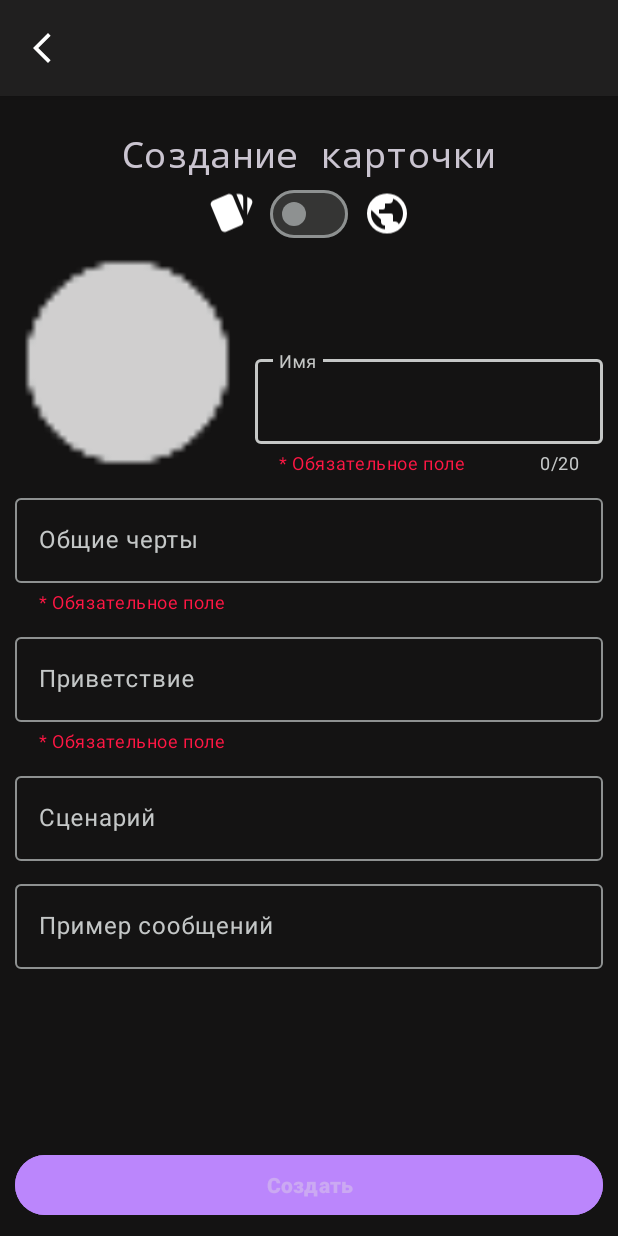
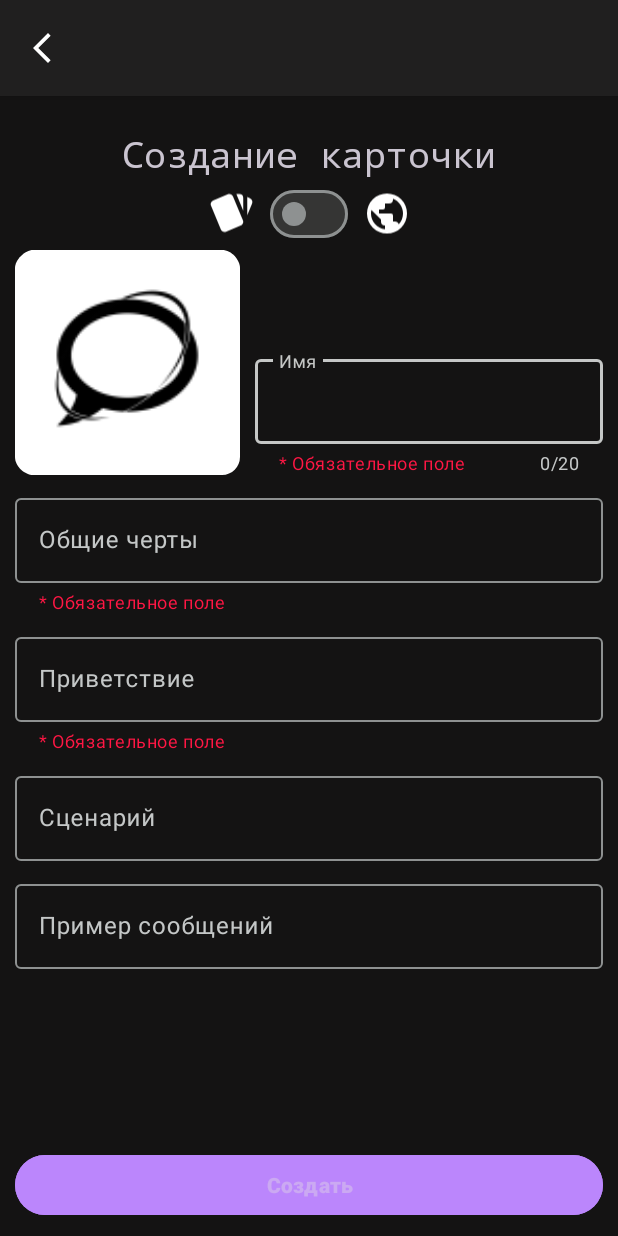
Before and after one commit to Pink-Lasagna/Youniverse, an Android app: the screen it shows after launch (CreateCard), item 2 of the bottom bar chosen, on a phone screen of 412 x 824 dp. Run offline under Robolectric (Android 15) with nearby library versions, the phone set to English and light mode, and no system bars; our stand-ins replace navigation-ui; libraries missing offline, so code that uses them is left out: ar.com.hjg, com.github.leandroborgesferreira.loadingbutton; plain views replace CircularProgressButton; pictures from the network do not load; 3 statements that could not run were skipped.

```diff
--- a/app/build.gradle.kts
+++ b/app/build.gradle.kts
@@ -36,7 +36,6 @@ android {
 }
 dependencies {
     implementation("commons-io:commons-io:2.16.1")
-    // https://mvnrepository.com/artifact/com.google.code.gson/gson
     implementation("com.google.code.gson:gson:2.11.0")
     implementation("org.apache.commons:commons-imaging:1.0.0-alpha5")
     implementation("androidx.appcompat:appcompat:1.6.1")
--- a/app/src/main/java/ru/jaromirchernyavsky/youniverse/ChatActivity.java
+++ b/app/src/main/java/ru/jaromirchernyavsky/youniverse/ChatActivity.java
@@ -83,10 +83,11 @@ public class ChatActivity extends AppCompatActivity {
             throw new RuntimeException(e);
         }
         TAG = pfp.toString().substring(pfp.toString().lastIndexOf("/")+1);
+        String username = Utilities.getName(this);
         if(world){
-            sys_prompt = Utilities.worldSysPrompt(name,description,scenario,exampleMessages,"user",userPersona);
+            sys_prompt = Utilities.worldSysPrompt(name,description,scenario,exampleMessages,username,"");
         } else{
-            sys_prompt = Utilities.charSysPrompt(name,description,scenario,exampleMessages,"user",userPersona);
+            sys_prompt = Utilities.charSysPrompt(name,description,scenario,exampleMessages,username,"");
         }
 
         messages = Utilities.getStoredMessages(this,TAG,chatid);
--- a/app/src/main/java/ru/jaromirchernyavsky/youniverse/CreateCard.java
+++ b/app/src/main/java/ru/jaromirchernyavsky/youniverse/CreateCard.java
@@ -84,6 +84,7 @@ public class CreateCard extends AppCompatActivity implements View.OnFocusChangeL
                                 summary.setHint("Сюжет мира");
                                 worldlayout.setVisibility(View.VISIBLE);
                             }
+                            materialSwitch.setClickable(false);
                         } catch (JSONException e) {
                             throw new RuntimeException(e);
                         } catch (FileNotFoundException e) {
@@ -160,7 +161,7 @@ public class CreateCard extends AppCompatActivity implements View.OnFocusChangeL
         materialSwitch.setOnClickListener(this);
         btn.setOnClickListener(v -> {
             btn.startAnimation();
-            String result = Utilities.generateMetadata(username,summary,first_message,example,name,scenario,editCardAdapter.getAdded());
+            String result = Utilities.generateMetadata(this,summary,first_message,example,name,scenario,editCardAdapter.getAdded());
             Random random = new Random();
             String typeString = world?"World-":"Character-";
             String filename = typeString+random.nextInt(999999999);
--- a/app/src/main/java/ru/jaromirchernyavsky/youniverse/MainActivity.java
+++ b/app/src/main/java/ru/jaromirchernyavsky/youniverse/MainActivity.java
@@ -1,12 +1,18 @@
 package ru.jaromirchernyavsky.youniverse;
 
 import android.content.Context;
+import android.content.DialogInterface;
 import android.content.Intent;
+import android.content.SharedPreferences;
 import android.graphics.Bitmap;
 import android.os.Bundle;
+import android.preference.PreferenceManager;
 import android.util.Base64;
+import android.widget.EditText;
+import android.widget.LinearLayout;
 
 import com.google.android.material.bottomnavigation.BottomNavigationView;
+import com.google.android.material.dialog.MaterialAlertDialogBuilder;
 import com.google.android.material.floatingactionbutton.FloatingActionButton;
 
 import androidx.annotation.Nullable;
@@ -55,4 +61,28 @@ public class MainActivity extends AppCompatActivity {
         NavController navController = Navigation.findNavController(this, R.id.nav_host_fragment_activity_main);
         NavigationUI.setupWithNavController(binding.navView, navController);
     }
+
+    @Override
+    protected void onResume() {
+        SharedPreferences prefs = getSharedPreferences("UserInfo", 0);
+        boolean previouslyStarted = prefs.getBoolean("launched", false);
+        if(!previouslyStarted) {
+            SharedPreferences.Editor edit = prefs.edit();
+            edit.putBoolean("launched", true);
+            final EditText input = new EditText(MainActivity.this);
+            LinearLayout.LayoutParams lp = new LinearLayout.LayoutParams(
+                    LinearLayout.LayoutParams.MATCH_PARENT,
+                    LinearLayout.LayoutParams.MATCH_PARENT);
+            input.setLayoutParams(lp);
+            MaterialAlertDialogBuilder alert = new MaterialAlertDialogBuilder(this);
+            alert.setTitle("Введите свое имя");
+            alert.setView(input);
+            alert.setPositiveButton("Выбрать", (dialog, which) -> {
+                edit.putString("username",input.getText().toString());
+                edit.apply();
+            });
+            alert.show();
+        }
+        super.onResume();
+    }
 }
--- a/app/src/main/java/ru/jaromirchernyavsky/youniverse/card_info.java
+++ b/app/src/main/java/ru/jaromirchernyavsky/youniverse/card_info.java
@@ -89,7 +89,7 @@ public class card_info extends AppCompatActivity  {
                     cards.remove(null);
                     Bitmap finalBitmap = Utilities.getContactBitmapFromURI(this,pfp);
                     new File(pfp.getPath()).delete();
-                    String metadata = Utilities.generateMetadata("",til_summary,til_first_message,til_example,til_name,til_scenario,editCardAdapter.getAdded());
+                    String metadata = Utilities.generateMetadata(this,til_summary,til_first_message,til_example,til_name,til_scenario,editCardAdapter.getAdded());
                     Utilities.saveCard(this,finalBitmap,metadata,pfp.getLastPathSegment(),world,false);
                 }
                 linearLayout.setVisibility(View.VISIBLE);
@@ -122,7 +122,7 @@ public class card_info extends AppCompatActivity  {
             btn.startAnimation();
             Bitmap finalBitmap = Utilities.getContactBitmapFromURI(this,pfp);
             new File(pfp.getPath()).delete();
-            String metadata = Utilities.generateMetadata("",til_summary,til_first_message,til_example,til_name,til_scenario,editCardAdapter.getAdded());
+            String metadata = Utilities.generateMetadata(this,til_summary,til_first_message,til_example,til_name,til_scenario,editCardAdapter.getAdded());
             Utilities.saveCard(this,finalBitmap,metadata,pfp.getLastPathSegment(),world,false);
             cards = editCardAdapter.getAdded();
             toggleEdits();
--- a/app/src/main/java/ru/jaromirchernyavsky/youniverse/ui/home/HomeFragment.java
+++ b/app/src/main/java/ru/jaromirchernyavsky/youniverse/ui/home/HomeFragment.java
@@ -34,8 +34,9 @@ public class HomeFragment extends Fragment {
         return root;
     }
 
+
     @Override
-    public void onViewCreated(@NonNull View view, @Nullable Bundle savedInstanceState) {
+    public void onResume() {
         recyclerView = getView().findViewById(R.id.recycle);
         try {
             cards = Utilities.getCards(getContext(),true);
@@ -45,16 +46,6 @@ public class HomeFragment extends Fragment {
         recyclerView.setLayoutManager(new StaggeredGridLayoutManager(2,StaggeredGridLayoutManager.VERTICAL));
         adapter = new RecyclerAdapter(cards);
         recyclerView.setAdapter(adapter);
-    }
-
-    @Override
-    public void onResume() {
-        try {
-            cards = Utilities.getCards(getContext(),true);
-            adapter.notifyDataSetChanged();
-        } catch (JSONException e) {
-            throw new RuntimeException(e);
-        }
         super.onResume();
     }
 
--- /dev/null
+++ b/app/src/main/res/drawable/send.xml
@@ -0,0 +1 @@
+<!-- drawable/send.xml --><vector xmlns:android="http://schemas.android.com/apk/res/android" android:height="24dp" android:width="24dp" android:viewportWidth="24" android:viewportHeight="24"><path android:fillColor="#FFFF" android:pathData="M2,21L23,12L2,3V10L17,12L2,14V21Z" /></vector>
--- a/app/src/main/res/layout/activity_card_info.xml
+++ b/app/src/main/res/layout/activity_card_info.xml
@@ -11,7 +11,7 @@
         android:layout_width="0dp"
         android:layout_height="0dp"
         android:layout_margin="10dp"
-        app:layout_constraintBottom_toBottomOf="parent"
+        app:layout_constraintBottom_toTopOf="@+id/linearLayout2"
         app:layout_constraintEnd_toEndOf="parent"
         app:layout_constraintStart_toStartOf="parent"
         app:layout_constraintTop_toTopOf="parent">
--- a/app/src/main/res/layout/activity_chat.xml
+++ b/app/src/main/res/layout/activity_chat.xml
@@ -86,7 +86,7 @@
             android:layout_gravity="center"
             android:layout_weight="1"
             android:ems="10"
-            android:hint="Напиши"
+            android:hint="Напишите сообщение..."
             android:imeOptions="actionSend"
             android:inputType="textMultiLine"
             android:outlineProvider="background"
@@ -102,7 +102,7 @@
             android:backgroundTint="@color/cardview_dark_background"
             android:minWidth="45dp"
             android:minHeight="45dp"
-            android:src="@drawable/baseline_4g_mobiledata_24" />
+            android:src="@drawable/send" />
     </LinearLayout>
 
 </androidx.constraintlayout.widget.ConstraintLayout>
--- a/app/src/main/res/layout/activity_create.xml
+++ b/app/src/main/res/layout/activity_create.xml
@@ -74,7 +74,7 @@
                     android:minWidth="150dp"
                     android:minHeight="150dp"
                     android:scaleType="centerCrop"
-                    android:src="@drawable/ic_lmao"
+                    android:src="@mipmap/ic_launcher"
                     app:shapeAppearance="@style/ShapeAppearanceOverlay.Material3.Chip" />
 
                 <com.google.android.material.textfield.TextInputLayout
```
Also changed, not shown: app/src/main/java/ru/jaromirchernyavsky/youniverse/Utilities.java (+9 -3 lines), app/src/main/java/ru/jaromirchernyavsky/youniverse/ui/notifications/NotificationsFragment.java (+2 -11 lines), 2 other files.
